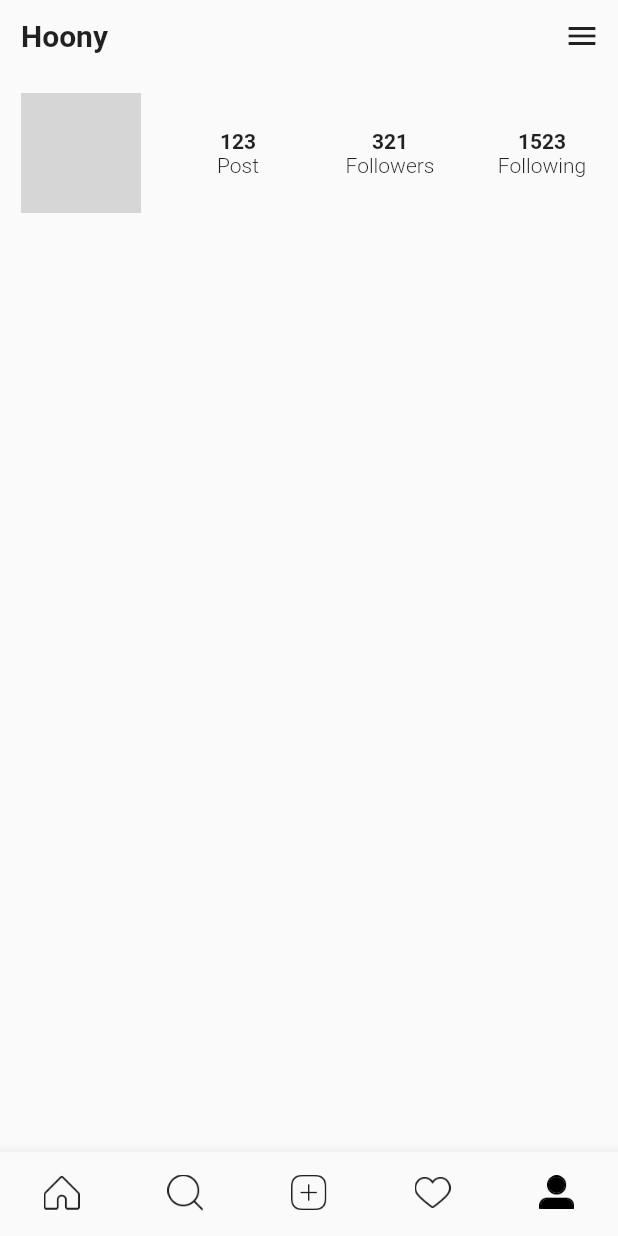
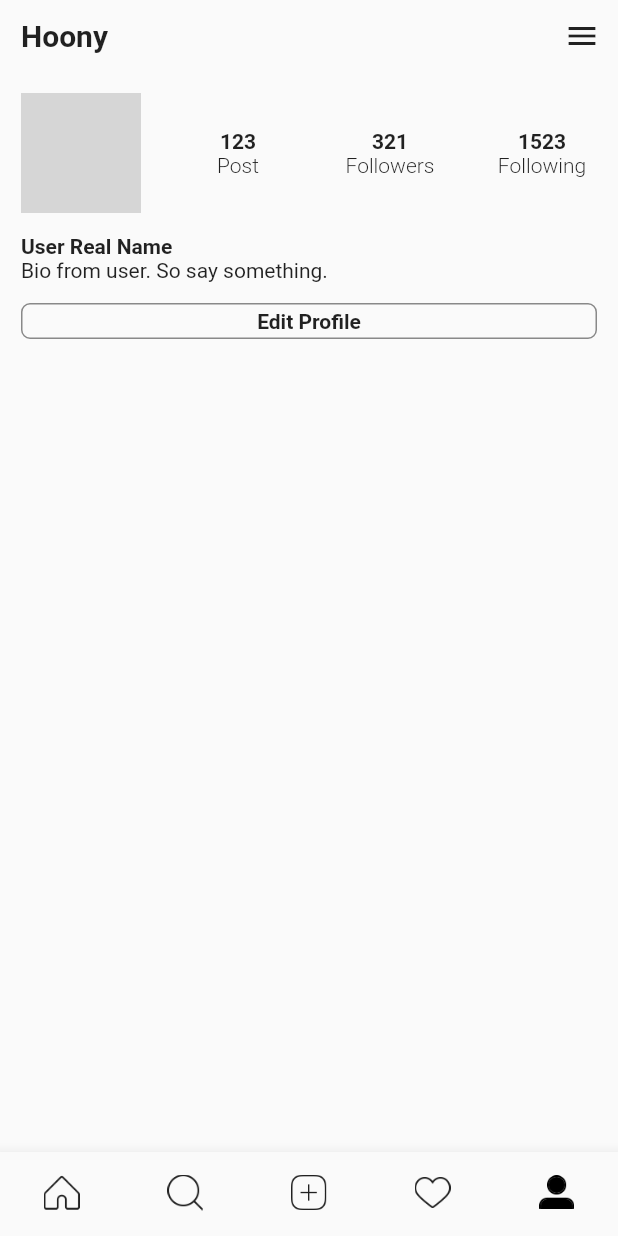
Before and after one commit to thkim9373/instagram_clone, a Flutter app: the screen it shows after launch, item 5 of the bottom bar chosen, on a phone screen of 412 x 824 dp. Run offline on Flutter 3.47's test engine with Material 2 defaults, Android fonts, the phone set to English and light mode, and no system bars; our stand-ins replace cached_network_image; network calls fail; grey boxes are pictures that could not be loaded.

Commit message:
1. Profile UI update - user name, user bio and edit profile button.

```diff
--- a/lib/constants/sizes.dart
+++ b/lib/constants/sizes.dart
@@ -1,6 +1,10 @@
+import 'package:flutter/material.dart';
+
 const double common_xxxs_gap = 4.0;
 const double common_xs_gap = 10.0;
 const double common_s_gap = 12.0;
 const double common_gap = 14.0;
 const double common_l_gap = 16.0;
 const double profile_radius = 16.0;
+
+Size size;
--- a/lib/main_page.dart
+++ b/lib/main_page.dart
@@ -1,4 +1,5 @@
 import 'package:flutter/material.dart';
+import 'package:instagram_clone/constants/sizes.dart';
 import 'package:instagram_clone/screens/feed_page.dart';
 import 'package:instagram_clone/screens/profile_page.dart';
 
@@ -26,6 +27,9 @@ class _MainPageState extends State<MainPage> {
 
   @override
   Widget build(BuildContext context) {
+    if(size == null) {
+      size = MediaQuery.of(context).size;
+    }
     return Scaffold(
       body: IndexedStack(
         index: _selectedIndex,
--- a/lib/screens/profile_page.dart
+++ b/lib/screens/profile_page.dart
@@ -9,13 +9,11 @@ class ProfilePage extends StatefulWidget {
 
 class _ProfilePageState extends State<ProfilePage> {
   bool _menuOpened = false;
-  Size _size;
   double menuWidth;
 
   @override
   Widget build(BuildContext context) {
-    _size = MediaQuery.of(context).size;
-    menuWidth = _size.width * 0.7;
+    menuWidth = size.width * 0.7;
     return Scaffold(
       body: Stack(
         children: <Widget>[
@@ -34,7 +32,7 @@ class _ProfilePageState extends State<ProfilePage> {
       duration: Duration(
         milliseconds: 300,
       ),
-      transform: Matrix4.translationValues(_menuOpened ? _size.width - menuWidth : _size.width, 0, 0),
+      transform: Matrix4.translationValues(_menuOpened ? size.width - menuWidth : size.width, 0, 0),
       child: SafeArea(
         child: Column(
           crossAxisAlignment: CrossAxisAlignment.start,
@@ -65,13 +63,58 @@ class _ProfilePageState extends State<ProfilePage> {
               child: CustomScrollView(
                 slivers: <Widget>[
                   SliverList(
-                    delegate: SliverChildListDelegate([_getProfileHeader()]),
+                    delegate: SliverChildListDelegate([
+                      _getProfileHeader(),
+                      _userName(),
+                      _userBio(),
+                      _editProfileButton(),
+                    ]),
                   )
                 ],
               ),
             )
           ],
         ),
+      ),
+    );
+  }
+
+  Padding _editProfileButton() {
+    return Padding(
+      padding: const EdgeInsets.all(common_gap),
+      child: SizedBox(
+        height: 24,
+        child: OutlineButton(
+          onPressed: () {},
+          borderSide: BorderSide(
+            color: Colors.black45,
+          ),
+          shape: RoundedRectangleBorder(borderRadius: BorderRadius.circular(6)),
+          child: Text(
+            "Edit Profile",
+            style: TextStyle(fontWeight: FontWeight.bold),
+          ),
+        ),
+      ),
+    );
+  }
+
+  Padding _userBio() {
+    return Padding(
+      padding: const EdgeInsets.only(left: common_gap),
+      child: Text(
+        "Bio from user. So say something.",
+        style: TextStyle(fontWeight: FontWeight.w400),
+      ),
+    );
+  }
+
+  Padding _userName() {
+    return Padding(
+      padding: const EdgeInsets.only(left: common_gap),
+      child: Text(
+        "User Real Name",
+        style: TextStyle(fontWeight: FontWeight.bold),
       ),
     );
   }
@@ -87,20 +130,16 @@ class _ProfilePageState extends State<ProfilePage> {
           ),
           Expanded(
             child: Table(children: [
-              TableRow(
-                children: [
+              TableRow(children: [
                 _getStatusValueWidget('123'),
                 _getStatusValueWidget('321'),
                 _getStatusValueWidget('1523'),
-                ]
-              ),
-              TableRow(
-                  children: [
+              ]),
+              TableRow(children: [
                 _getStatusLabelWidget("Post"),
                 _getStatusLabelWidget("Followers"),
                 _getStatusLabelWidget("Following"),
-                  ]
-              ),
+              ]),
             ]),
           )
         ],
@@ -109,14 +148,26 @@ class _ProfilePageState extends State<ProfilePage> {
   Widget _getStatusValueWidget(String value) => Center(
         child: Padding(
           padding: const EdgeInsets.symmetric(horizontal: common_s_gap),
-      child: FittedBox(fit: BoxFit.scaleDown,child: Text(value, textAlign: TextAlign.center, style: TextStyle(fontWeight: FontWeight.bold),)),
+          child: FittedBox(
+              fit: BoxFit.scaleDown,
+              child: Text(
+                value,
+                textAlign: TextAlign.center,
+                style: TextStyle(fontWeight: FontWeight.bold),
+              )),
         ),
       );
 
   Widget _getStatusLabelWidget(String value) => Center(
         child: Padding(
           padding: const EdgeInsets.symmetric(horizontal: common_s_gap),
-      child: FittedBox(fit: BoxFit.scaleDown,child: Text(value, textAlign: TextAlign.center, style: TextStyle(fontWeight: FontWeight.w300),)),
+          child: FittedBox(
+              fit: BoxFit.scaleDown,
+              child: Text(
+                value,
+                textAlign: TextAlign.center,
+                style: TextStyle(fontWeight: FontWeight.w300),
+              )),
         ),
       );
 
```
Lines whose indentation alone changed are shown as unchanged.
